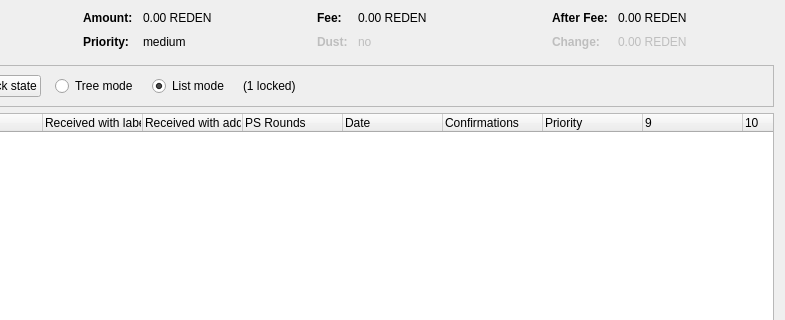
This is src/qt/forms/coincontroldialog.ui in HTHcoin/HTH-Legacy-old-chain as Qt 5 draws it before an edit; both pictures show x 169 to 954 and y 0 to 320 of the 954 by 500 pixel window. The edited form follows.
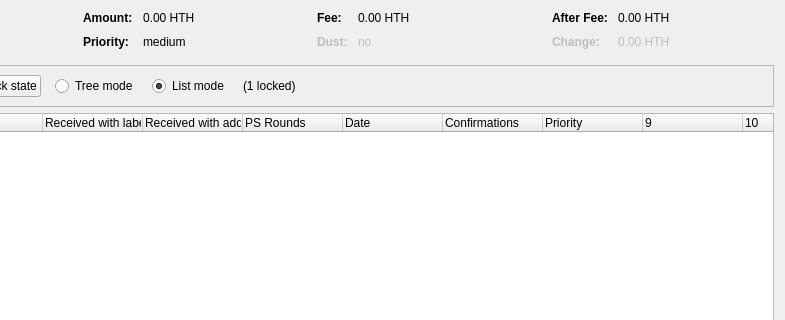
This is the edited form. Custom widgets are drawn as their Qt base class.

Diff of the .ui file:
```diff
--- a/src/qt/forms/coincontroldialog.ui
+++ b/src/qt/forms/coincontroldialog.ui
@@ -132,7 +132,7 @@
           <enum>Qt::ActionsContextMenu</enum>
          </property>
          <property name="text">
-          <string notr="true">0.00 REDEN</string>
+          <string notr="true">0.00 HTH</string>
          </property>
          <property name="textInteractionFlags">
           <set>Qt::LinksAccessibleByMouse|Qt::TextSelectableByKeyboard|Qt::TextSelectableByMouse</set>
@@ -206,7 +206,7 @@
           <enum>Qt::ActionsContextMenu</enum>
          </property>
          <property name="text">
-          <string notr="true">0.00 REDEN</string>
+          <string notr="true">0.00 HTH</string>
          </property>
          <property name="textInteractionFlags">
           <set>Qt::LinksAccessibleByMouse|Qt::TextSelectableByKeyboard|Qt::TextSelectableByMouse</set>
@@ -286,7 +286,7 @@
           <enum>Qt::ActionsContextMenu</enum>
          </property>
          <property name="text">
-          <string notr="true">0.00 REDEN</string>
+          <string notr="true">0.00 HTH</string>
          </property>
          <property name="textInteractionFlags">
           <set>Qt::LinksAccessibleByMouse|Qt::TextSelectableByKeyboard|Qt::TextSelectableByMouse</set>
@@ -321,7 +321,7 @@
           <enum>Qt::ActionsContextMenu</enum>
          </property>
          <property name="text">
-          <string notr="true">0.00 REDEN</string>
+          <string notr="true">0.00 HTH</string>
          </property>
          <property name="textInteractionFlags">
           <set>Qt::LinksAccessibleByMouse|Qt::TextSelectableByKeyboard|Qt::TextSelectableByMouse</set>
```
